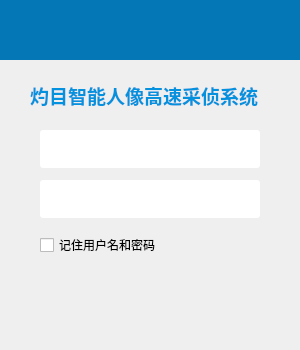
zhangjianscc/ZMClient, file UIModule/logindialog.ui: the form before one commit.
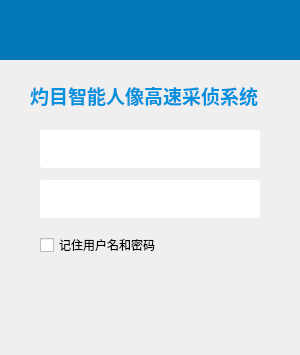
The form after the commit. Icons and pictures are not drawn.

Commit message: 登陆界面调整完善

```diff
--- a/UIModule/logindialog.ui
+++ b/UIModule/logindialog.ui
@@ -7,7 +7,7 @@
     <x>0</x>
     <y>0</y>
     <width>300</width>
-    <height>350</height>
+    <height>355</height>
    </rect>
   </property>
   <property name="windowTitle">
```
Left out of the diff: 8 changed lines with no effect on the pictures. The commit also changes 1 other file.
